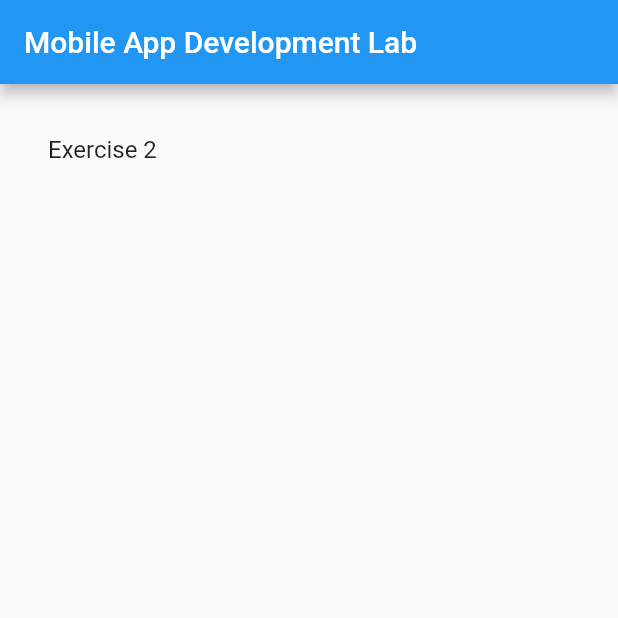
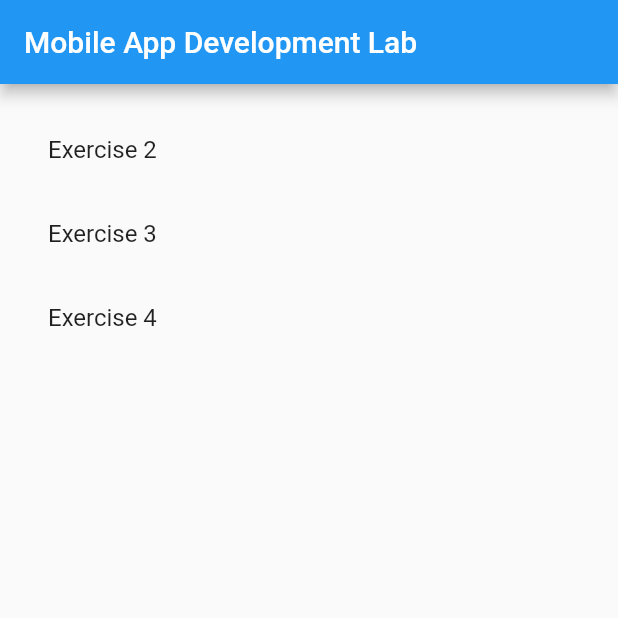
Before and after one commit to Ujs113/MobileLab, a Flutter app: the screen it shows after launch, on a phone screen of 412 x 824 dp, the top half of it. Run offline on Flutter 3.47's test engine with Material 2 defaults, Android fonts, the phone set to English and light mode, and no system bars; our stand-ins replace math_expressions.

Commit message:
Added exercise 3 and 4 to menu

```diff
--- a/lib/main.dart
+++ b/lib/main.dart
@@ -2,6 +2,8 @@ import 'package:flutter/material.dart';
 
 import 'exercise_1.dart';
 import 'exercise_2.dart';
+import 'exercise_3.dart';
+import 'exercise_4.dart';
 
 void main() => runApp(const HelloWorld());
 
@@ -25,7 +27,7 @@ class HelloWorld extends StatelessWidget {
 }
 
 // List exercises = [['Exercise 1', Exercise1()], ['Exercise 2', Exercise2()]];
-List exercises = [['Exercise 2', Exercise2()]];
+List exercises = [['Exercise 2', Exercise2()], ['Exercise 3', Exercise3()], ['Exercise 4', Exercise4()]];
 
 class Index extends StatefulWidget {
   const Index({Key? key}) : super(key: key);
```
